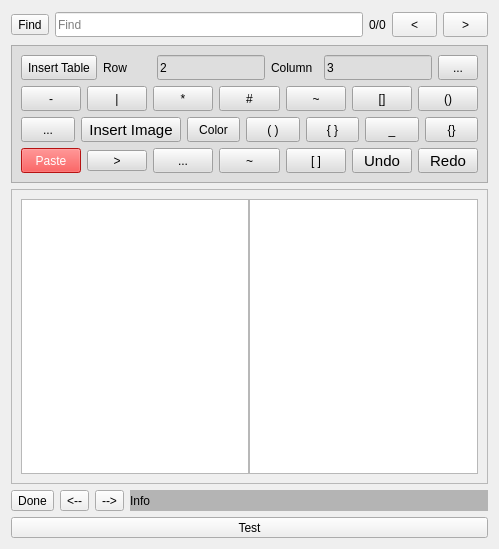
Old version of the form src/Notes.ui in the repository ic005k/Knot-Legacy.
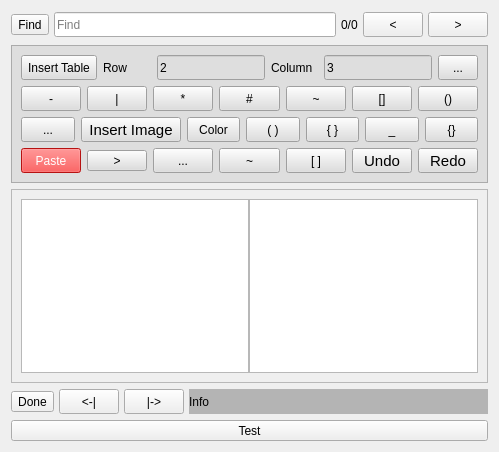
New version of the form. Icons and pictures are not drawn.

Commit message: 微调搜索界面

What changed in the file:
```diff
--- a/src/Notes.ui
+++ b/src/Notes.ui
@@ -7,7 +7,7 @@
     <x>0</x>
     <y>0</y>
     <width>499</width>
-    <height>549</height>
+    <height>452</height>
    </rect>
   </property>
   <property name="windowTitle">
@@ -35,6 +35,9 @@
       <enum>QFrame::Raised</enum>
      </property>
      <layout class="QHBoxLayout" name="horizontalLayout_7">
+      <property name="spacing">
+       <number>5</number>
+      </property>
       <property name="leftMargin">
        <number>0</number>
       </property>
@@ -87,13 +90,13 @@
        <widget class="QToolButton" name="btnPrev">
         <property name="minimumSize">
          <size>
-          <width>45</width>
+          <width>60</width>
           <height>25</height>
          </size>
         </property>
         <property name="maximumSize">
          <size>
-          <width>16777215</width>
+          <width>60</width>
           <height>25</height>
          </size>
         </property>
@@ -109,13 +112,13 @@
        <widget class="QToolButton" name="btnNext">
         <property name="minimumSize">
          <size>
-          <width>45</width>
+          <width>60</width>
           <height>25</height>
          </size>
         </property>
         <property name="maximumSize">
          <size>
-          <width>16777215</width>
+          <width>60</width>
           <height>25</height>
          </size>
         </property>
@@ -1020,6 +1023,9 @@
    </item>
    <item>
     <layout class="QHBoxLayout" name="horizontalLayout_6">
+     <property name="spacing">
+      <number>5</number>
+     </property>
      <item>
       <widget class="QToolButton" name="btnDone">
        <property name="sizePolicy">
@@ -1059,20 +1065,56 @@
      </item>
      <item>
       <widget class="QToolButton" name="btnLeft">
+       <property name="minimumSize">
+        <size>
+         <width>60</width>
+         <height>25</height>
+        </size>
+       </property>
+       <property name="maximumSize">
+        <size>
+         <width>60</width>
+         <height>16777215</height>
+        </size>
+       </property>
        <property name="text">
-        <string>&lt;--</string>
+        <string>&lt;-|</string>
        </property>
       </widget>
      </item>
      <item>
       <widget class="QToolButton" name="btnRight">
+       <property name="minimumSize">
+        <size>
+         <width>60</width>
+         <height>25</height>
+        </size>
+       </property>
+       <property name="maximumSize">
+        <size>
+         <width>60</width>
+         <height>16777215</height>
+        </size>
+       </property>
        <property name="text">
-        <string>--&gt;</string>
+        <string>|-&gt;</string>
        </property>
       </widget>
      </item>
      <item>
       <widget class="QLabel" name="lblInfo">
+       <property name="minimumSize">
+        <size>
+         <width>50</width>
+         <height>0</height>
+        </size>
+       </property>
+       <property name="maximumSize">
+        <size>
+         <width>16777215</width>
+         <height>16777215</height>
+        </size>
+       </property>
        <property name="styleSheet">
         <string notr="true">background-color: rgb(180, 180, 180);
 color: rgb(2, 2, 2);</string>
```
The commit also changes 1 other file.
